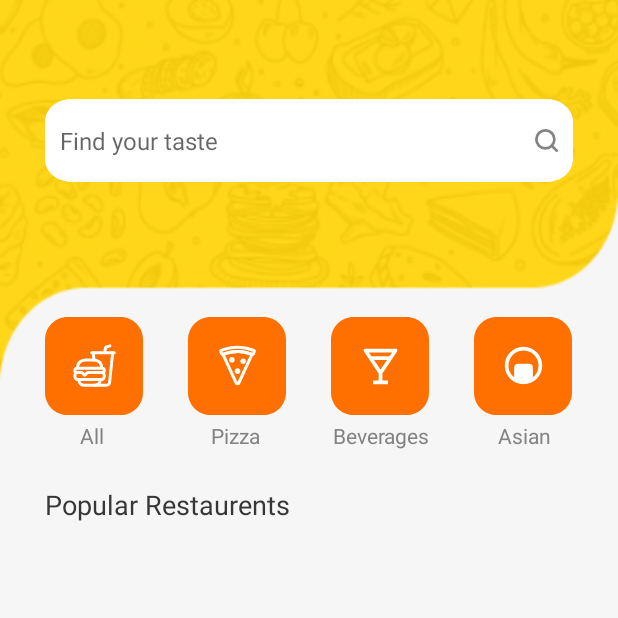
After one commit to dotanphu/FoodApp, an Android app: the HomeActivity screen opened directly, with no data from a screen before it, on a phone screen of 412 x 824 dp, the top half of it. The commit adds this screen. Run offline under Robolectric (Android 15) with nearby library versions, the phone set to English and light mode, and no system bars.

Commit message:
HomeActivity

```diff
--- /dev/null
+++ b/app/src/main/java/com/dotanphu/foodapp/activity/HomeActivity.kt
@@ -0,0 +1,14 @@
+package com.dotanphu.foodapp.activity
+
+import androidx.appcompat.app.AppCompatActivity
+import android.os.Bundle
+import com.dotanphu.foodapp.databinding.ActivityHomeBinding
+
+class HomeActivity : AppCompatActivity() {
+    private lateinit var binding: ActivityHomeBinding
+    override fun onCreate(savedInstanceState: Bundle?) {
+        super.onCreate(savedInstanceState)
+        binding = ActivityHomeBinding.inflate(layoutInflater)
+        setContentView(binding.root)
+    }
+}
--- a/app/src/main/java/com/dotanphu/foodapp/activity/LoginActivity.kt
+++ b/app/src/main/java/com/dotanphu/foodapp/activity/LoginActivity.kt
@@ -1,14 +1,25 @@
 package com.dotanphu.foodapp.activity
 
+import android.content.Intent
+import android.net.Uri
 import androidx.appcompat.app.AppCompatActivity
 import android.os.Bundle
 import com.dotanphu.foodapp.databinding.ActivityLoginBinding
 
 class LoginActivity : AppCompatActivity() {
     private lateinit var binding: ActivityLoginBinding
+
     override fun onCreate(savedInstanceState: Bundle?) {
         super.onCreate(savedInstanceState)
         binding = ActivityLoginBinding.inflate(layoutInflater)
         setContentView(binding.root)
+
+        binding.imgGoogle.setOnClickListener {
+            val intent = Intent(Intent.ACTION_VIEW).apply {
+                data = Uri.parse("https://play.google.com/store/apps/details?id=com.example.android")
+                setPackage("com.android.vending")
+            }
+            startActivity(intent)
+        }
     }
 }
--- /dev/null
+++ b/app/src/main/res/drawable/ic_all.xml
@@ -0,0 +1,55 @@
+<vector xmlns:android="http://schemas.android.com/apk/res/android"
+    android:width="30dp"
+    android:height="30dp"
+    android:viewportWidth="30"
+    android:viewportHeight="30">
+  <path
+      android:pathData="M18.8672,24.375C18.8672,26.4463 17.6572,28.125 15.5859,28.125H7.8516C5.7803,28.125 4.5703,26.4463 4.5703,24.375"
+      android:strokeWidth="2"
+      android:fillColor="#00000000"
+      android:strokeColor="#ffffff"
+      android:strokeLineCap="round"/>
+  <path
+      android:pathData="M19.6875,19.6875C20.7229,19.6875 21.5625,20.7369 21.5625,22.0312C21.5625,23.3256 20.7229,24.375 19.6875,24.375H3.75C2.7146,24.375 1.875,23.3256 1.875,22.0312C1.875,20.7369 2.7146,19.6875 3.75,19.6875"
+      android:strokeWidth="2"
+      android:fillColor="#00000000"
+      android:strokeColor="#ffffff"
+      android:strokeLineCap="round"/>
+  <path
+      android:pathData="M20.1562,19.6875H10.5064C10.3823,19.6876 10.2632,19.7369 10.1754,19.8246L8.6033,21.3967C8.5815,21.4185 8.5557,21.4358 8.5273,21.4476C8.4988,21.4593 8.4683,21.4654 8.4375,21.4654C8.4067,21.4654 8.3762,21.4593 8.3477,21.4476C8.3193,21.4358 8.2935,21.4185 8.2717,21.3967L6.6996,19.8246C6.6118,19.7369 6.4927,19.6876 6.3685,19.6875H3.2813C2.9083,19.6875 2.5506,19.5393 2.2869,19.2756C2.0232,19.0119 1.875,18.6542 1.875,18.2812V18.2812C1.875,17.9083 2.0232,17.5506 2.2869,17.2869C2.5506,17.0232 2.9083,16.875 3.2813,16.875H20.1562C20.5292,16.875 20.8869,17.0232 21.1506,17.2869C21.4143,17.5506 21.5625,17.9083 21.5625,18.2812C21.5625,18.6542 21.4143,19.0119 21.1506,19.2756C20.8869,19.5393 20.5292,19.6875 20.1562,19.6875Z"
+      android:strokeWidth="2"
+      android:fillColor="#00000000"
+      android:strokeColor="#ffffff"
+      android:strokeLineCap="round"/>
+  <path
+      android:pathData="M3.75,16.1719V16.159C3.75,12.9363 6.3867,11.25 9.6094,11.25H13.8281C17.0508,11.25 19.6875,12.9492 19.6875,16.1719V16.159"
+      android:strokeWidth="2"
+      android:fillColor="#00000000"
+      android:strokeColor="#ffffff"
+      android:strokeLineCap="round"/>
+  <path
+      android:pathData="M14.1211,6.5625L14.557,10.3107"
+      android:strokeWidth="2"
+      android:fillColor="#00000000"
+      android:strokeColor="#ffffff"
+      android:strokeLineCap="round"/>
+  <path
+      android:pathData="M15,28.125H23.1627C23.6357,28.125 24.0913,27.9462 24.438,27.6244C24.7848,27.3027 24.9971,26.8618 25.0324,26.39L27.1289,6.5625"
+      android:strokeWidth="2"
+      android:fillColor="#00000000"
+      android:strokeColor="#ffffff"
+      android:strokeLineCap="round"/>
+  <path
+      android:pathData="M21.5625,6.5625L22.5,2.8125L25.2539,1.875"
+      android:strokeLineJoin="round"
+      android:strokeWidth="2"
+      android:fillColor="#00000000"
+      android:strokeColor="#ffffff"
+      android:strokeLineCap="round"/>
+  <path
+      android:pathData="M13.125,6.5625H28.125"
+      android:strokeWidth="2"
+      android:fillColor="#00000000"
+      android:strokeColor="#ffffff"
+      android:strokeLineCap="round"/>
+</vector>
--- /dev/null
+++ b/app/src/main/res/drawable/ic_drink.xml
@@ -0,0 +1,9 @@
+<vector xmlns:android="http://schemas.android.com/apk/res/android"
+    android:width="30dp"
+    android:height="30dp"
+    android:viewportWidth="30"
+    android:viewportHeight="30">
+  <path
+      android:pathData="M26.0401,5.6937C26.1657,5.5055 26.2378,5.2867 26.2488,5.0606C26.2598,4.8346 26.2092,4.6098 26.1024,4.4103C25.9957,4.2108 25.8367,4.044 25.6426,3.9277C25.4485,3.8114 25.2264,3.75 25.0001,3.75H5.0001C4.774,3.7501 4.5521,3.8116 4.3582,3.9278C4.1642,4.044 4.0055,4.2107 3.8987,4.41C3.792,4.6093 3.7414,4.8339 3.7522,5.0597C3.763,5.2856 3.8348,5.5043 3.9601,5.6925L13.7501,20.3787V25H10.0001V27.5H20.0001V25H16.2501V20.3787L26.0401,5.6937ZM15.0001,17.7462L10.6688,11.25H19.3313L15.0001,17.7462ZM22.6651,6.25L20.9988,8.75H9.0013L7.3351,6.25H22.6651Z"
+      android:fillColor="#ffffff"/>
+</vector>
--- /dev/null
+++ b/app/src/main/res/drawable/ic_pizza.xml
@@ -0,0 +1,25 @@
+<vector xmlns:android="http://schemas.android.com/apk/res/android"
+    android:width="30dp"
+    android:height="30dp"
+    android:viewportWidth="30"
+    android:viewportHeight="30">
+    <path
+        android:fillColor="#00000000"
+        android:pathData="M23.7165,7.2117C20.9983,6.1043 18.146,5.625 15.0001,5.625C11.8542,5.625 8.7833,6.1523 6.2755,7.1883C5.802,7.3816 5.3813,7.7156 5.6854,8.3309C5.9321,8.8307 11.8946,21.9727 14.1598,26.6602C14.2361,26.8185 14.3556,26.9521 14.5044,27.0456C14.6533,27.1391 14.8255,27.1887 15.0012,27.1887C15.177,27.1887 15.3492,27.1391 15.4981,27.0456C15.6469,26.9521 15.7664,26.8185 15.8427,26.6602L24.2831,8.366C24.47,7.9617 24.3358,7.4637 23.7165,7.2117V7.2117Z"
+        android:strokeWidth="2"
+        android:strokeColor="#ffffff" />
+    <path
+        android:fillColor="#00000000"
+        android:pathData="M25.5692,4.8445C22.5182,3.6375 18.76,2.8125 15,2.8125C11.2401,2.8125 7.5381,3.5613 4.4227,4.8094C4.1479,4.9219 3.6328,5.1814 3.774,5.618L4.3412,7.0313C4.5756,7.5117 4.8492,7.5117 5.2237,7.5117C5.3285,7.5117 5.475,7.4531 5.6502,7.384C8.6316,6.2259 11.8016,5.6296 15,5.625C18.3258,5.625 21.733,6.3281 24.3516,7.3828C24.5619,7.4648 24.6791,7.5106 24.7782,7.5106C25.1637,7.5106 25.3864,7.6389 25.6571,7.0359L26.2295,5.625C26.3473,5.2734 25.9371,4.991 25.5692,4.8445Z"
+        android:strokeWidth="2"
+        android:strokeColor="#ffffff" />
+    <path
+        android:fillColor="#ffffff"
+        android:pathData="M11.25,13.125C12.2855,13.125 13.125,12.2855 13.125,11.25C13.125,10.2145 12.2855,9.375 11.25,9.375C10.2145,9.375 9.375,10.2145 9.375,11.25C9.375,12.2855 10.2145,13.125 11.25,13.125Z" />
+    <path
+        android:fillColor="#ffffff"
+        android:pathData="M18.75,14.0625C19.7855,14.0625 20.625,13.223 20.625,12.1875C20.625,11.152 19.7855,10.3125 18.75,10.3125C17.7145,10.3125 16.875,11.152 16.875,12.1875C16.875,13.223 17.7145,14.0625 18.75,14.0625Z" />
+    <path
+        android:fillColor="#ffffff"
+        android:pathData="M15,20.625C16.0355,20.625 16.875,19.7855 16.875,18.75C16.875,17.7145 16.0355,16.875 15,16.875C13.9645,16.875 13.125,17.7145 13.125,18.75C13.125,19.7855 13.9645,20.625 15,20.625Z" />
+</vector>
--- /dev/null
+++ b/app/src/main/res/drawable/ic_rice.xml
@@ -0,0 +1,9 @@
+<vector xmlns:android="http://schemas.android.com/apk/res/android"
+    android:width="30dp"
+    android:height="30dp"
+    android:viewportWidth="30"
+    android:viewportHeight="30">
+  <path
+      android:pathData="M15,27.5C8.0962,27.5 2.5,21.9037 2.5,15C2.5,8.0962 8.0962,2.5 15,2.5C21.9038,2.5 27.5,8.0962 27.5,15C27.5,21.9037 21.9038,27.5 15,27.5ZM8.75,22.8063V16.25C8.75,15.587 9.0134,14.9511 9.4822,14.4822C9.9511,14.0134 10.587,13.75 11.25,13.75H18.75C19.413,13.75 20.0489,14.0134 20.5178,14.4822C20.9866,14.9511 21.25,15.587 21.25,16.25V22.8063C22.8673,21.5114 24.0425,19.7461 24.6132,17.7544C25.1838,15.7627 25.1218,13.643 24.4356,11.6881C23.7495,9.7332 22.473,8.0397 20.7828,6.8416C19.0925,5.6435 17.0718,5 15,5C12.9282,5 10.9075,5.6435 9.2172,6.8416C7.5269,8.0397 6.2505,9.7332 5.5644,11.6881C4.8782,13.643 4.8162,15.7627 5.3868,17.7544C5.9575,19.7461 7.1327,21.5114 8.75,22.8063V22.8063Z"
+      android:fillColor="#ffffff"/>
+</vector>
--- /dev/null
+++ b/app/src/main/res/drawable/ic_search.xml
@@ -0,0 +1,11 @@
+<vector android:height="15dp" android:viewportHeight="17"
+    android:viewportWidth="17" android:width="15dp" xmlns:android="http://schemas.android.com/apk/res/android">
+    <path android:fillColor="#00000000"
+        android:pathData="M7.6667,14.3333C11.3486,14.3333 14.3333,11.3486 14.3333,7.6667C14.3333,3.9848 11.3486,1 7.6667,1C3.9848,1 1,3.9848 1,7.6667C1,11.3486 3.9848,14.3333 7.6667,14.3333Z"
+        android:strokeColor="#838383" android:strokeLineCap="round"
+        android:strokeLineJoin="round" android:strokeWidth="2"/>
+    <path android:fillColor="#00000000"
+        android:pathData="M16,16L12.375,12.375"
+        android:strokeColor="#838383" android:strokeLineCap="round"
+        android:strokeLineJoin="round" android:strokeWidth="2"/>
+</vector>
--- /dev/null
+++ b/app/src/main/res/drawable/item_food.xml
@@ -0,0 +1,23 @@
+<vector
+    xmlns:android="http://schemas.android.com/apk/res/android"
+    xmlns:aapt="http://schemas.android.com/aapt"
+    android:width="65dp"
+    android:height="65dp"
+    android:viewportWidth="65"
+    android:viewportHeight="65"
+    >
+
+    <group>
+
+        <clip-path
+            android:pathData="M15 0H50C58.2843 0 65 6.71573 65 15V50C65 58.2843 58.2843 65 50 65H15C6.71573 65 0 58.2843 0 50V15C0 6.71573 6.71573 0 15 0Z"
+            />
+
+        <path
+            android:pathData="M0 0V65H65V0"
+            android:fillColor="#FF7000"
+            />
+
+    </group>
+
+</vector>
--- /dev/null
+++ b/app/src/main/res/layout/activity_home.xml
@@ -0,0 +1,159 @@
+<?xml version="1.0" encoding="utf-8"?>
+<androidx.constraintlayout.widget.ConstraintLayout xmlns:android="http://schemas.android.com/apk/res/android"
+    xmlns:app="http://schemas.android.com/apk/res-auto"
+    xmlns:tools="http://schemas.android.com/tools"
+    android:layout_width="match_parent"
+    android:layout_height="match_parent"
+    android:background="@drawable/loginscreen"
+    tools:context=".activity.HomeActivity">
+
+    <EditText
+        android:id="@+id/edtSearch"
+        android:layout_width="match_parent"
+        android:layout_height="55dp"
+        android:layout_marginHorizontal="30dp"
+        android:layout_marginTop="66dp"
+        android:background="@drawable/item_email"
+        android:drawableRight="@drawable/ic_search"
+        android:hint="Find your taste"
+        android:lineHeight="24dp"
+        android:paddingHorizontal="10dp"
+        android:textFontWeight="400"
+        android:textSize="16dp"
+        android:textStyle="normal"
+        app:layout_constraintEnd_toEndOf="parent"
+        app:layout_constraintStart_toStartOf="parent"
+        app:layout_constraintTop_toTopOf="parent" />
+
+    <android.widget.Button
+        android:id="@+id/btnAll"
+        android:layout_width="65dp"
+        android:layout_height="65dp"
+        android:layout_marginLeft="30dp"
+        android:layout_marginTop="90dp"
+        android:background="@drawable/item_food"
+        android:drawableLeft="@drawable/ic_all"
+        android:paddingHorizontal="18dp"
+        app:layout_constraintStart_toStartOf="parent"
+        app:layout_constraintTop_toBottomOf="@id/edtSearch" />
+
+    <android.widget.Button
+        android:id="@+id/btnPizza"
+        android:layout_width="65dp"
+        android:layout_height="65dp"
+        android:layout_marginLeft="30dp"
+        android:layout_marginTop="90dp"
+        android:background="@drawable/item_food"
+        android:drawableLeft="@drawable/ic_pizza"
+        android:paddingHorizontal="18dp"
+        app:layout_constraintStart_toEndOf="@id/btnAll"
+        app:layout_constraintTop_toBottomOf="@id/edtSearch" />
+
+    <android.widget.Button
+        android:id="@+id/btnDrink"
+        android:layout_width="65dp"
+        android:layout_height="65dp"
+        android:layout_marginLeft="30dp"
+        android:layout_marginTop="90dp"
+        android:background="@drawable/item_food"
+        android:drawableLeft="@drawable/ic_drink"
+        android:paddingHorizontal="18dp"
+        app:layout_constraintStart_toEndOf="@id/btnPizza"
+        app:layout_constraintTop_toBottomOf="@id/edtSearch" />
+
+    <android.widget.Button
+        android:id="@+id/btnRice"
+        android:layout_width="65dp"
+        android:layout_height="65dp"
+        android:layout_marginLeft="30dp"
+        android:layout_marginTop="90dp"
+        android:background="@drawable/item_food"
+        android:drawableLeft="@drawable/ic_rice"
+        android:paddingHorizontal="18dp"
+        app:layout_constraintStart_toEndOf="@id/btnDrink"
+        app:layout_constraintTop_toBottomOf="@id/edtSearch" />
+
+    <TextView
+        android:id="@+id/tvAll"
+        android:layout_width="17dp"
+        android:layout_height="23dp"
+        android:layout_marginLeft="53dp"
+        android:layout_marginTop="4dp"
+        android:lineHeight="21dp"
+        android:text="All"
+        android:textColor="#838383"
+        android:textFontWeight="400"
+        android:textSize="14dp"
+        android:textStyle="normal"
+        app:layout_constraintStart_toStartOf="parent"
+        app:layout_constraintTop_toBottomOf="@id/btnAll" />
+
+    <TextView
+        android:id="@+id/tvPizza"
+        android:layout_width="34dp"
+        android:layout_height="23dp"
+        android:layout_marginLeft="70dp"
+        android:layout_marginTop="4dp"
+        android:lineHeight="21dp"
+        android:text="Pizza"
+        android:textColor="#838383"
+        android:textFontWeight="400"
+        android:textSize="14dp"
+        android:textStyle="normal"
+        app:layout_constraintStart_toEndOf="@id/tvAll"
+        app:layout_constraintTop_toBottomOf="@id/btnPizza" />
+
+    <TextView
+        android:id="@+id/tvBeverages"
+        android:layout_width="74dp"
+        android:layout_height="23dp"
+        android:layout_marginLeft="47dp"
+        android:layout_marginTop="4dp"
+        android:lineHeight="21dp"
+        android:text="Beverages"
+        android:textColor="#838383"
+        android:textFontWeight="400"
+        android:textSize="14dp"
+        android:textStyle="normal"
+        app:layout_constraintStart_toEndOf="@id/tvPizza"
+        app:layout_constraintTop_toBottomOf="@id/btnDrink" />
+
+    <TextView
+        android:id="@+id/tvAsian"
+        android:layout_width="39dp"
+        android:layout_height="23dp"
+        android:layout_marginLeft="36dp"
+        android:layout_marginTop="4dp"
+        android:lineHeight="21dp"
+        android:text="Asian"
+        android:textColor="#838383"
+        android:textFontWeight="400"
+        android:textSize="14dp"
+        android:textStyle="normal"
+        app:layout_constraintStart_toEndOf="@id/tvBeverages"
+        app:layout_constraintTop_toBottomOf="@id/btnRice" />
+
+    <TextView
+        android:id="@+id/tvPopularRestaurents"
+        android:layout_width="184dp"
+        android:layout_height="27dp"
+        android:layout_marginLeft="30dp"
+        android:layout_marginTop="20dp"
+        android:lineHeight="27dp"
+        android:text="Popular Restaurents"
+        android:textColor="#373737"
+        android:textFontWeight="500"
+        android:textSize="18dp"
+        android:textStyle="normal"
+        app:layout_constraintStart_toStartOf="parent"
+        app:layout_constraintTop_toBottomOf="@id/tvAll" />
+
+    <androidx.recyclerview.widget.RecyclerView
+        android:layout_width="match_parent"
+        android:layout_height="wrap_content"
+        app:layout_constraintEnd_toEndOf="parent"
+        app:layout_constraintStart_toStartOf="parent"
+        app:layout_constraintTop_toBottomOf="@id/tvPopularRestaurents">
+
+    </androidx.recyclerview.widget.RecyclerView>
+</androidx.constraintlayout.widget.ConstraintLayout>
--- a/app/src/main/res/layout/activity_login.xml
+++ b/app/src/main/res/layout/activity_login.xml
@@ -11,7 +11,7 @@
         android:id="@+id/tvLogin"
         android:layout_width="60dp"
         android:layout_height="33dp"
-        android:layout_marginTop="59dp"
+        android:layout_marginTop="60dp"
         android:text="Login"
         android:textColor="#373737"
         android:textSize="22dp"
@@ -46,12 +46,14 @@
         app:layout_constraintTop_toBottomOf="@id/tvAccount">
 
         <ImageButton
+            android:id="@+id/imgGoogle"
             android:layout_width="wrap_content"
             android:layout_height="55dp"
             android:background="@drawable/google"
             android:src="@drawable/ic_google" />
 
         <ImageButton
+            android:id="@+id/imgFB"
             android:layout_width="55dp"
             android:layout_height="55dp"
             android:layout_marginLeft="15dp"
```
Also changed, not shown: app/src/main/AndroidManifest.xml (+15 -8 lines).
